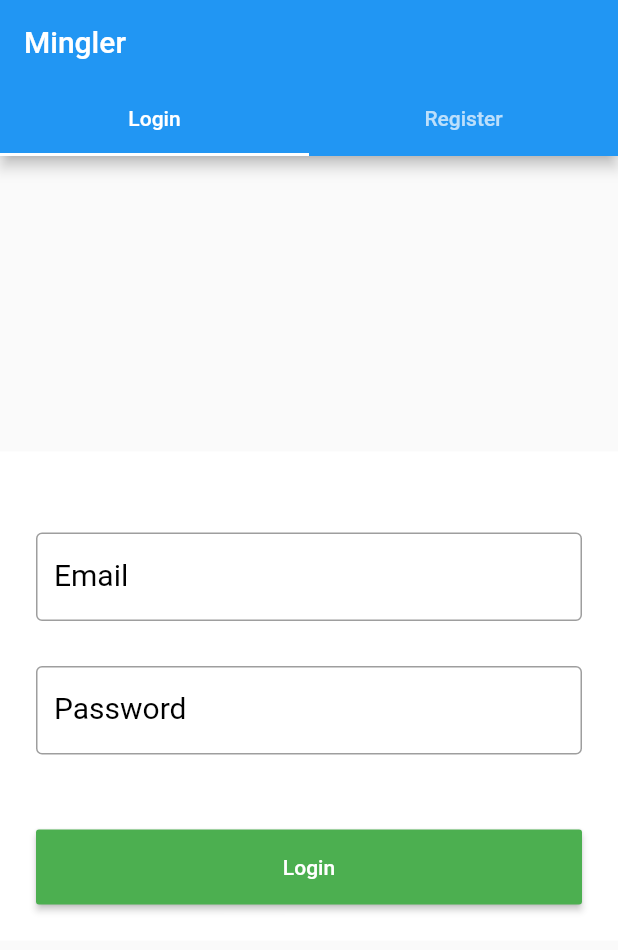
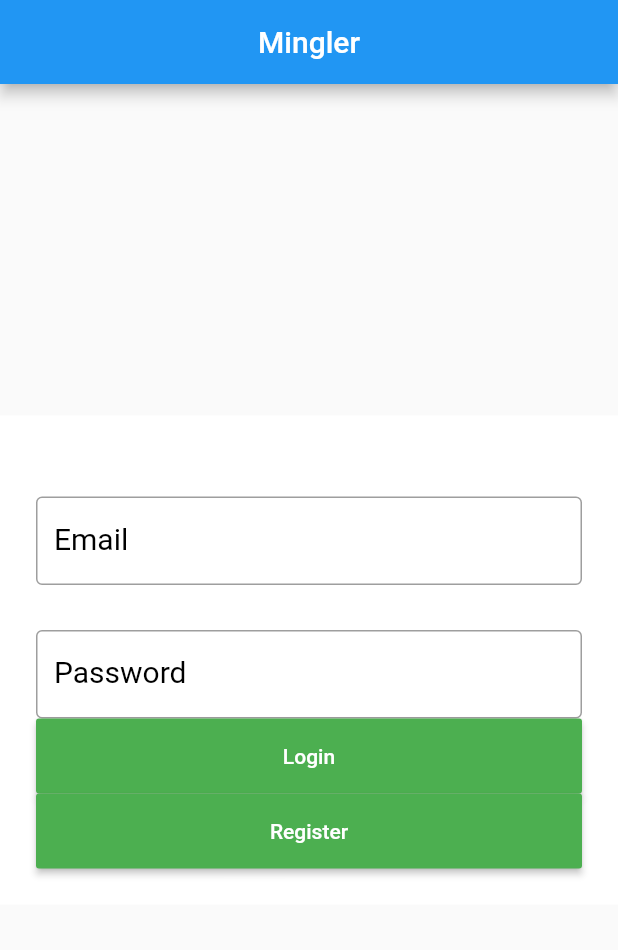
Before and after one commit to softeng-feup/open-cx-powerrangers, a Flutter app: the screen it shows after launch, on a phone screen of 412 x 824 dp. Shown: the top 950 px of the screen. Run offline on Flutter 3.47's test engine with Material 2 defaults, Android fonts, the phone set to English and light mode, and no system bars.

Commit message:
Login menu back to 2 buttons

```diff
--- a/flutter_app/lib/app_screens/user_login.dart
+++ b/flutter_app/lib/app_screens/user_login.dart
@@ -28,6 +28,7 @@ class _UserLoginState extends State<UserLogin> {//TODO: Criar tipo de letra no i
                   emailRow,
                   passwordRow,
                   loginButtonRow,
+                  registerButtonRow,
                 ],
               ),
             ),
@@ -92,9 +93,6 @@ class _UserLoginState extends State<UserLogin> {//TODO: Criar tipo de letra no i
 
   final loginButtonRow = Container(
       child: Column(children: <Widget>[
-        SizedBox(
-          height: 50,
-        ),
         ButtonTheme(
           //elevation: 4,
           //color: Colors.green,
@@ -116,4 +114,28 @@ class _UserLoginState extends State<UserLogin> {//TODO: Criar tipo de letra no i
       ],
       )
   );
+
+  final registerButtonRow = Container(
+      child: Column(children: <Widget>[
+        ButtonTheme(
+          //elevation: 4,
+          //color: Colors.green,
+          minWidth: double.infinity,
+          child: MaterialButton(
+            onPressed: () => {
+              //check if user is valid
+              Navigator.push(
+                currentContext,
+                MaterialPageRoute(builder: (currentContext) => MainMenu()),
+              )
+            },
+            textColor: Colors.white,
+            color: Colors.green,
+            height: 50,
+            child: Text("Register"),
+          ),
+        ),
+      ],
+      )
+  );
 }
--- a/flutter_app/lib/main.dart
+++ b/flutter_app/lib/main.dart
@@ -21,26 +21,13 @@ class MyApp extends StatelessWidget {
         primarySwatch: Colors.blue,
       ),
       //home: MyHomePage(title: 'Flutter Demo Home Page'),
-      home: DefaultTabController(
-        length: 2,
-        child: Scaffold(
+      home: Scaffold(
           appBar: AppBar(
-            bottom: TabBar(
-              tabs: [
-                Tab(text: 'Login'),
-                Tab(text: 'Register'),
-              ],
-            ),
+            centerTitle: true,
             title: Text('Mingler', textAlign: TextAlign.right,),
           ),
-          body: TabBarView(
-            children: [
-              UserLogin(),
-              UserRegister(),
-            ],
+          body: UserLogin(),
           ),
-        ),
-      ),
-    );
+        );
   }
 }
```
